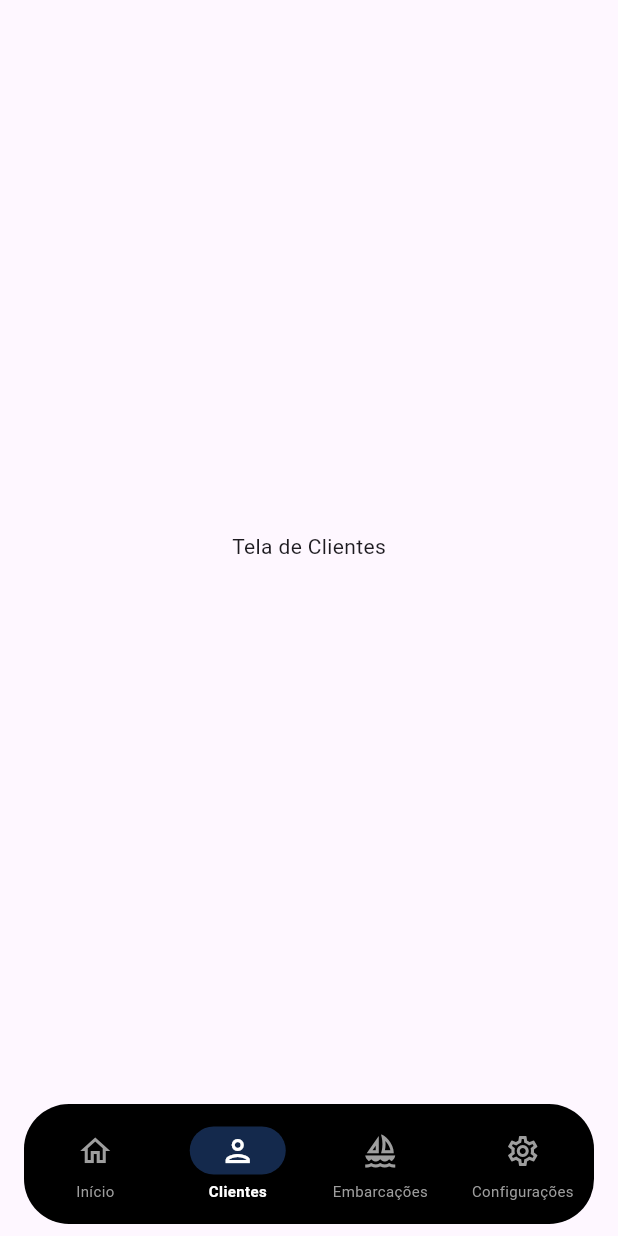
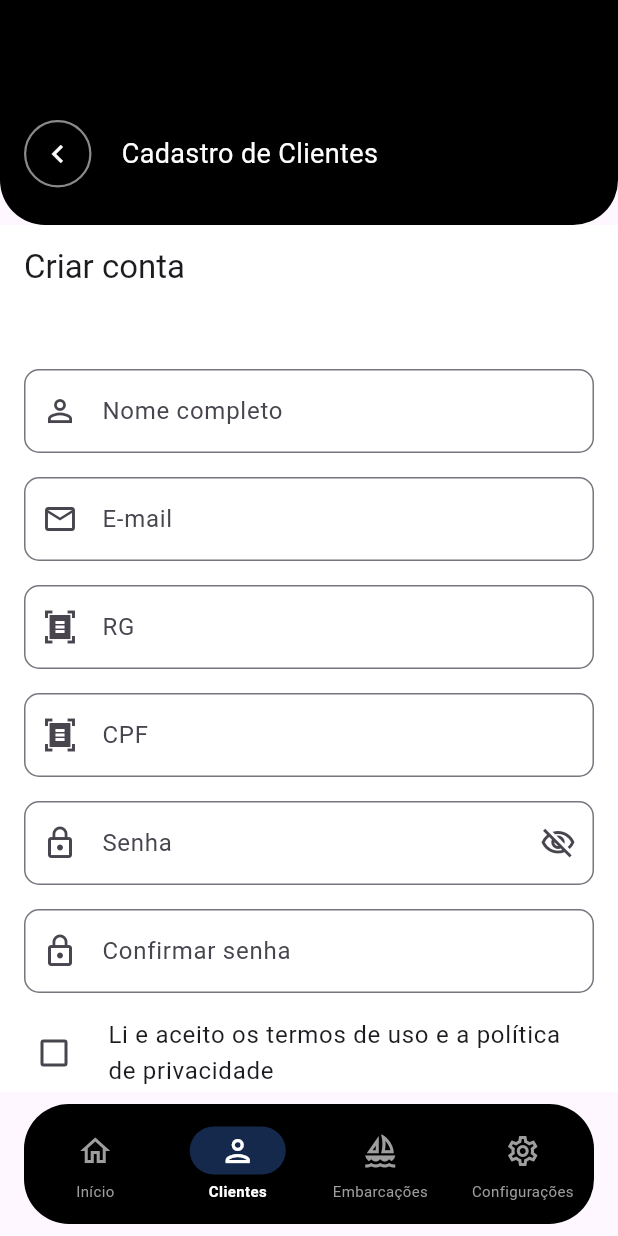
Before and after one commit to MarinaPI-S5/frontend, a Flutter app: the screen it shows after launch, item 2 of the bottom bar chosen, on a phone screen of 412 x 824 dp. Run offline on Flutter 3.47's test engine with Material 3 defaults, Android fonts, the phone set to English and light mode, and no system bars.

Commit message:
Implementação da tela de cadastro de Cliente, Home e componentização da Navbar e Header

```diff
--- a/lib/main.dart
+++ b/lib/main.dart
@@ -1,5 +1,8 @@
 import 'package:flutter/material.dart';
-import 'package:frontend/views/filaPedidos.dart';
+import 'package:frontend/views/pages/cadastroCliente_page.dart';
+import 'package:frontend/views/pages/home_page.dart';
+import 'package:frontend/views/widgets/headerCard.dart';
+import 'package:frontend/views/widgets/navbarCard.dart';
 
 void main() {
   runApp(const MyApp());
@@ -15,10 +18,16 @@ class MyApp extends StatefulWidget {
 class _MyAppState extends State<MyApp> {
   int _selectedIndex = 0;
 
-  // Declarado fora do build para melhor performance
+  final List<String> _titles = [
+    'Bem vindo,\nCliente !',
+    'Cadastro de Clientes',
+    'cadastro de Embarcações',
+    'Configurações do Sistema',
+  ];
+
   final List<Widget> _pages = const [
-    Filapedidos(),
-    Center(child: Text('Tela de Clientes')),
+    HomeClientePage(),
+    CadastroclientePage(),
     Center(child: Text('Embarcações')),
     Center(child: Text('Configurações')),
   ];
@@ -29,65 +38,25 @@ class _MyAppState extends State<MyApp> {
       debugShowCheckedModeBanner: false,
       title: "Marina",
       home: Scaffold(
-        body: _pages[_selectedIndex],
-        bottomNavigationBar: SafeArea(
-          child: Padding(
-            padding: const EdgeInsets.symmetric(
-              horizontal: 16.0,
-              vertical: 8.0,
+        body: SafeArea(
+          child: Column(
+            children: [
+              CustomHeader(
+                title: _titles[_selectedIndex],
+                onBackPressed: () {},
               ),
-            child: ClipRRect(
-              borderRadius: BorderRadius.circular(30), // Correção aqui
-              child: NavigationBarTheme(
-                data: NavigationBarThemeData(
-                  iconTheme: WidgetStateProperty.resolveWith((states) {
-                    if (states.contains(WidgetState.selected)) {
-                      return const IconThemeData(color: Colors.white);
-                    }
-                    return const IconThemeData(color: Colors.grey);
-                  }),
-                  labelTextStyle: WidgetStateProperty.resolveWith((states) {
-                    if (states.contains(WidgetState.selected)) {
-                      return const TextStyle(
-                        color: Colors.white,
-                        fontWeight: FontWeight.bold,
-                        fontSize: 10,
-                      );
-                    }
-                    return const TextStyle(color: Colors.grey, fontSize: 10);
-                  }),
-                  indicatorColor: Colors.blueAccent.withValues(alpha: 0.3),
+              Expanded(child: _pages[_selectedIndex]),
+            ],
           ),
-                child: NavigationBar(
-                  backgroundColor: Colors.black,
+        ),
+
+        bottomNavigationBar: CustomBottomNav(
           selectedIndex: _selectedIndex,
           onDestinationSelected: (index) {
             setState(() {
               _selectedIndex = index;
             });
           },
-                  destinations: const [
-                    NavigationDestination(
-                      icon: Icon(Icons.home_outlined),
-                      label: 'Início',
-                    ),
-                    NavigationDestination(
-                      icon: Icon(Icons.person_outlined),
-                      label: 'Clientes',
-                    ),
-                    NavigationDestination(
-                      icon: Icon(Icons.sailing_outlined),
-                      label: 'Embarcações',
-                    ),
-                    NavigationDestination(
-                      icon: Icon(Icons.settings_outlined),
-                      label: 'Configurações',
-                    ),
-                  ],
-                ),
-              ),
-            ),
-          ),
         ),
       ),
     );
--- /dev/null
+++ b/lib/viewmodels/cadastroCliente_viewmodel.dart
@@ -0,0 +1,48 @@
+class CadastroclienteViewmodel {
+  //Nome: obrigatório, com pelo meno 3 letras
+  String? validateName(String? value) {
+    final name = value?.trim() ?? '';
+    if (name.isEmpty) return 'Informe o seu nome';
+    if (name.length < 3) return 'O nome deve ter pelo menos 3 letras';
+    return null;
+  }
+
+  //Email: obrigatório, no formato nome@dominio.com
+  String? validateEmail(String? value) {
+    final email = value?.trim() ?? '';
+    if (email.isEmpty) return 'Informe o seu e-mail';
+
+    final emailRegex = RegExp(r'^[\w.+-]+@[\w-]+\.[\w.]+$');
+    if (!emailRegex.hasMatch(email)) return 'E-mail inválido';
+    return null;
+  }
+
+  String? validateRg(String? value) {
+    final digits = (value ?? '').replaceAll(RegExp(r'\D'), '');
+    if (digits.isEmpty) return 'Informe o seu RG';
+    if (digits.length != 9) return 'Informe os 9 digitos do seu RG';
+    return null;
+  }
+
+  String? validateCpf(String? value) {
+    final digits = (value ?? '').replaceAll(RegExp(r'\D'), '');
+    if (digits.isEmpty) return 'Informe o seu CPF';
+    if (digits.length != 11) return 'Informe os 11 digitos do seu CPF';
+    return null;
+  }
+
+  //Senha: obrigatória, com pelo menos 6 caracteres
+  String? validatePassword(String? value) {
+    final password = value ?? '';
+    if (password.isEmpty) return 'Crie uma senha';
+    if (password.length < 6) return 'A senha deve ter pelo menos 6 caracteres';
+    return null;
+  }
+
+  //Confirmação: obrigatório e igual à senha
+  String? validatePasswordConfirmation(String? value, String password) {
+    if (value == null || value.isEmpty) return 'Confirme a sua senha';
+    if (value != password) return 'As senhas não conferem';
+    return null;
+  }
+}
--- /dev/null
+++ b/lib/views/pages/cadastroCliente_page.dart
@@ -0,0 +1,211 @@
+import 'package:flutter/material.dart';
+import 'package:frontend/viewmodels/cadastroCliente_viewmodel.dart';
+
+class CadastroclientePage extends StatefulWidget {
+  const CadastroclientePage({super.key});
+
+  @override
+  State<CadastroclientePage> createState() => _SignUpPageState();
+}
+
+class _SignUpPageState extends State<CadastroclientePage> {
+  final _viewModel = CadastroclienteViewmodel();
+
+  bool _obscurePassword = true;
+  bool _acceptedTerms = false;
+
+  final _nameController = TextEditingController();
+  final _emailController = TextEditingController();
+  final _rgController = TextEditingController();
+  final _cpfController = TextEditingController();
+  final _passwordController = TextEditingController();
+  final _confirmPasswordController = TextEditingController();
+
+  final _formKey = GlobalKey<FormState>();
+
+  @override
+  void dispose() {
+    _nameController.dispose();
+    _emailController.dispose();
+    _rgController.dispose();
+    _cpfController.dispose();
+    _passwordController.dispose();
+    _confirmPasswordController.dispose();
+    super.dispose();
+  }
+
+  @override
+  Widget build(BuildContext context) {
+    return Scaffold(
+      backgroundColor: Colors.white,
+      appBar: AppBar(
+        backgroundColor: Colors.white,
+        title: const Text('Criar conta'),
+      ),
+      body: SafeArea(
+        child: SingleChildScrollView(
+          padding: const EdgeInsets.all(16),
+          child: Form(
+            key: _formKey,
+            child: Column(
+              crossAxisAlignment: CrossAxisAlignment.stretch,
+              children: [
+                const SizedBox(height: 24),
+
+                _buildField(
+                  label: 'Nome completo',
+                  icon: Icons.person_outline,
+                  validator: _viewModel.validateName,
+                  controller: _nameController,
+                ),
+                const SizedBox(height: 16),
+
+                _buildField(
+                  label: 'E-mail',
+                  icon: Icons.mail_outline,
+                  keyboardType: TextInputType.emailAddress,
+                  validator: _viewModel.validateEmail,
+                  controller: _emailController,
+                ),
+                const SizedBox(height: 16),
+
+                _buildField(
+                  label: 'RG',
+                  icon: Icons.document_scanner_sharp,
+                  keyboardType: TextInputType.phone,
+                  validator: _viewModel.validateRg,
+                  controller: _rgController,
+                ),
+                const SizedBox(height: 16),
+
+                _buildField(
+                  label: 'CPF',
+                  icon: Icons.document_scanner_sharp,
+                  keyboardType: TextInputType.phone,
+                  validator: _viewModel.validateCpf,
+                  controller: _cpfController,
+                ),
+                const SizedBox(height: 16),
+
+                _buildField(
+                  label: 'Senha',
+                  icon: Icons.lock_outline,
+                  validator: _viewModel.validatePassword,
+                  controller: _passwordController,
+                  obscureText: _obscurePassword,
+                  suffixIcon: IconButton(
+                    onPressed: () {
+                      setState(() {
+                        _obscurePassword = !_obscurePassword;
+                      });
+                    },
+                    icon: Icon(
+                      _obscurePassword
+                          ? Icons.visibility_off_outlined
+                          : Icons.visibility_outlined,
+                    ),
+                  ),
+                ),
+                const SizedBox(height: 16),
+
+                _buildField(
+                  label: 'Confirmar senha',
+                  icon: Icons.lock_outline,
+                  obscureText: _obscurePassword,
+                  controller: _confirmPasswordController,
+                  validator: (value) => _viewModel.validatePasswordConfirmation(
+                    value,
+                    _passwordController.text,
+                  ),
+                ),
+                const SizedBox(height: 8),
+
+                _buildTermsCheckbox(),
+                const SizedBox(height: 16),
+
+                _buildSubmitButton(),
+                const SizedBox(height: 8),
+
+                _buildLoginLink(context),
+              ],
+            ),
+          ),
+        ),
+      ),
+    );
+  }
+
+  Widget _buildField({
+    required String label,
+    required IconData icon,
+    TextInputType keyboardType = TextInputType.text,
+    bool obscureText = false,
+    Widget? suffixIcon,
+    String? Function(String?)? validator,
+    TextEditingController? controller,
+  }) {
+    return TextFormField(
+      keyboardType: keyboardType,
+      obscureText: obscureText,
+      controller: controller,
+      validator: validator,
+      decoration: InputDecoration(
+        labelText: label,
+        prefixIcon: Icon(icon),
+        suffixIcon: suffixIcon,
+        border: OutlineInputBorder(borderRadius: BorderRadius.circular(10)),
+        focusedBorder: OutlineInputBorder(
+          borderRadius: BorderRadius.circular(10),
+          borderSide: const BorderSide(color: Colors.black, width: 2),
+        ),
+        floatingLabelStyle: const TextStyle(color: Colors.black),
+      ),
+    );
+  }
+
+  Widget _buildSubmitButton() {
+    return ElevatedButton(
+      onPressed: () {
+        final isValid = _formKey.currentState!.validate();
+        print('formulário válido? $isValid');
+      },
+      style: ElevatedButton.styleFrom(
+        backgroundColor: Colors.green,
+        foregroundColor: Colors.white,
+        padding: const EdgeInsets.symmetric(vertical: 16),
+        shape: RoundedRectangleBorder(borderRadius: BorderRadius.circular(10)),
+      ),
+      child: const Text(
+        'Criar conta',
+        style: TextStyle(fontSize: 16, fontWeight: FontWeight.w600),
+      ),
+    );
+  }
+
+  Widget _buildTermsCheckbox() {
+    return CheckboxListTile(
+      value: _acceptedTerms,
+      onChanged: (value) {
+        setState(() {
+          _acceptedTerms = value ?? false;
+        });
+      },
+      activeColor: Colors.black,
+      contentPadding: EdgeInsets.zero,
+      controlAffinity: ListTileControlAffinity.leading,
+      title: const Text(
+        'Li e aceito os termos de uso e a política de privacidade',
+      ),
+    );
+  }
+
+  Widget _buildLoginLink(BuildContext context) {
+    return TextButton(
+      onPressed: () {
+        Navigator.pop(context);
+      },
+      style: TextButton.styleFrom(foregroundColor: Colors.black),
+      child: const Text('Já tenho uma conta'),
+    );
+  }
+}
--- /dev/null
+++ b/lib/views/widgets/headerCard.dart
@@ -0,0 +1,65 @@
+import 'package:flutter/material.dart';
+
+class CustomHeader extends StatelessWidget {
+  final String title;
+  final VoidCallback? onBackPressed;
+
+  const CustomHeader({super.key, required this.title, this.onBackPressed});
+
+  @override
+  Widget build(BuildContext context) {
+    return Stack(
+      children: [
+        Container(
+          width: double.infinity,
+          height: 150.0,
+          padding: const EdgeInsets.only(top: 80, left: 16),
+          decoration: const BoxDecoration(
+            color: Color(0xFF000000),
+            borderRadius: BorderRadius.only(
+              bottomLeft: Radius.circular(30),
+              bottomRight: Radius.circular(30),
+            ),
+          ),
+          child: Align(
+            alignment: Alignment.topLeft,
+            child: Row(
+              mainAxisSize: MainAxisSize.min,
+              crossAxisAlignment: CrossAxisAlignment.center,
+              children: [
+                Container(
+                  width: 45,
+                  height: 45,
+                  decoration: BoxDecoration(
+                    shape: BoxShape.circle,
+                    color: Colors.black.withValues(alpha: 0.5),
+                    border: Border.all(color: Colors.white54, width: 1.5),
+                  ),
+                  child: IconButton(
+                    onPressed: onBackPressed ?? () => Navigator.pop(context),
+                    padding: EdgeInsets.zero,
+                    alignment: Alignment.center,
+                    icon: const Icon(
+                      Icons.chevron_left,
+                      color: Colors.white,
+                      size: 24,
+                    ),
+                  ),
+                ),
+                const SizedBox(width: 20),
+                Text(
+                  title,
+                  style: const TextStyle(
+                    color: Colors.white,
+                    fontSize: 18,
+                    height: 1.2,
+                  ),
+                ),
+              ],
+            ),
+          ),
+        ),
+      ],
+    );
+  }
+}
--- /dev/null
+++ b/lib/views/widgets/navbarCard.dart
@@ -0,0 +1,68 @@
+import 'package:flutter/material.dart';
+
+class CustomBottomNav extends StatelessWidget {
+  final int selectedIndex;
+  final ValueChanged<int> onDestinationSelected;
+
+  const CustomBottomNav({
+    super.key,
+    required this.selectedIndex,
+    required this.onDestinationSelected,
+  });
+
+  @override
+  Widget build(BuildContext context) {
+    return SafeArea(
+      child: Padding(
+        padding: const EdgeInsets.symmetric(horizontal: 16.0, vertical: 8.0),
+        child: ClipRRect(
+          borderRadius: BorderRadius.circular(30),
+          child: NavigationBarTheme(
+            data: NavigationBarThemeData(
+              iconTheme: WidgetStateProperty.resolveWith((states) {
+                if (states.contains(WidgetState.selected)) {
+                  return const IconThemeData(color: Colors.white);
+                }
+                return const IconThemeData(color: Colors.grey);
+              }),
+              labelTextStyle: WidgetStateProperty.resolveWith((states) {
+                if (states.contains(WidgetState.selected)) {
+                  return const TextStyle(
+                    color: Colors.white,
+                    fontWeight: FontWeight.bold,
+                    fontSize: 10,
+                  );
+                }
+                return const TextStyle(color: Colors.grey, fontSize: 10);
+              }),
+              indicatorColor: Colors.blueAccent.withValues(alpha: 0.3),
+            ),
+            child: NavigationBar(
+              backgroundColor: Colors.black,
+              selectedIndex: selectedIndex,
+              onDestinationSelected: onDestinationSelected,
+              destinations: const [
+                NavigationDestination(
+                  icon: Icon(Icons.home_outlined),
+                  label: 'Início',
+                ),
+                NavigationDestination(
+                  icon: Icon(Icons.person_outlined),
+                  label: 'Clientes',
+                ),
+                NavigationDestination(
+                  icon: Icon(Icons.sailing_outlined),
+                  label: 'Embarcações',
+                ),
+                NavigationDestination(
+                  icon: Icon(Icons.settings_outlined),
+                  label: 'Configurações',
+                ),
+              ],
+            ),
+          ),
+        ),
+      ),
+    );
+  }
+}
```
Also changed, not shown: lib/views/pages/home_page.dart (added, +162 -0 lines). Lines whose indentation alone changed are shown as unchanged.
